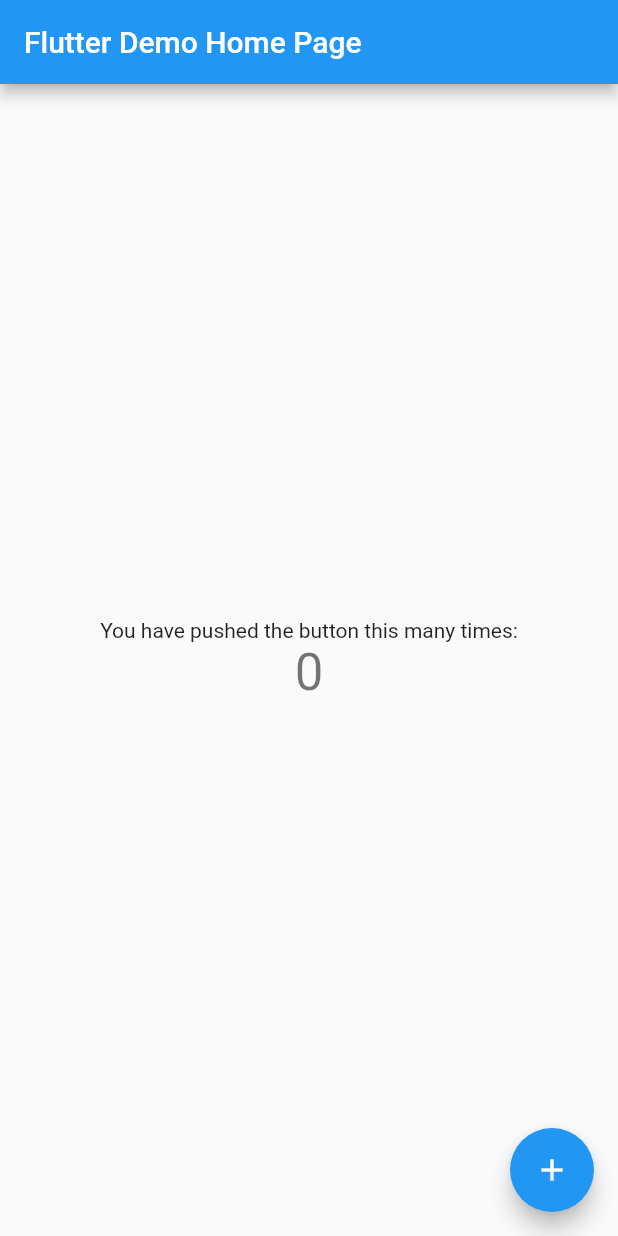
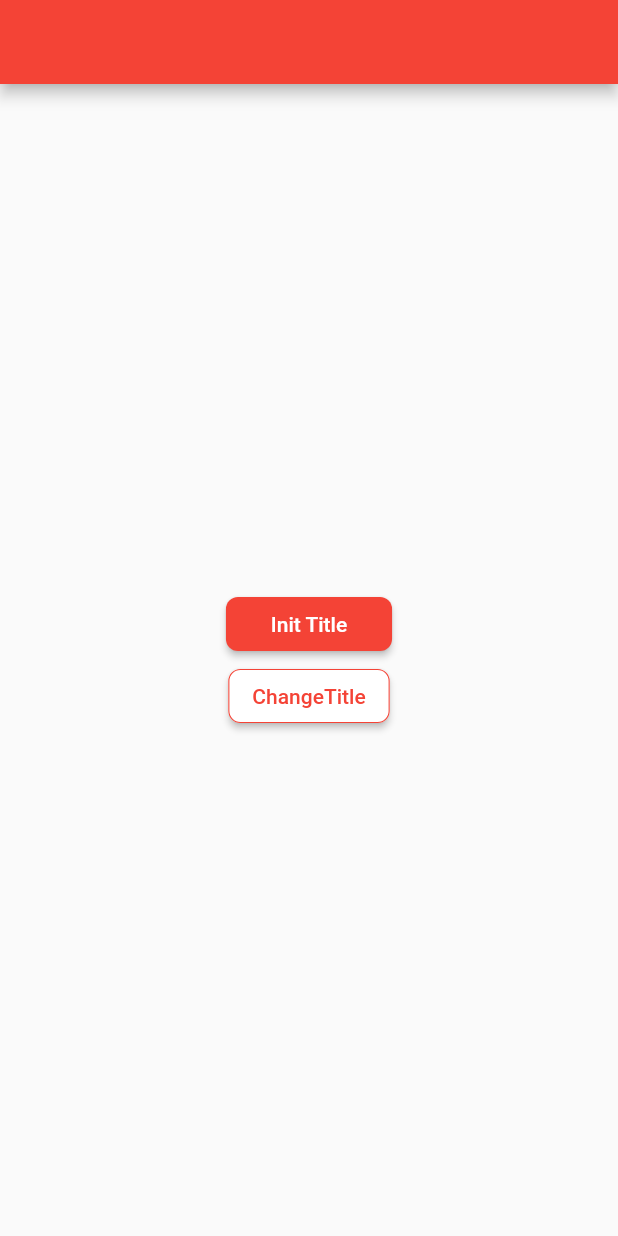
Before and after one commit to MinhQuang1711/singleton, a Flutter app: the screen it shows after launch, on a phone screen of 412 x 824 dp. Run offline on Flutter 3.47's test engine with Material 2 defaults, Android fonts, the phone set to English and light mode, and no system bars.

Commit message:
singleton

```diff
--- a/singleton/lib/main.dart
+++ b/singleton/lib/main.dart
@@ -1,4 +1,5 @@
 import 'package:flutter/material.dart';
+import 'package:singleton/ui/main_page.dart';
 
 void main() {
   runApp(const MyApp());
@@ -7,109 +8,11 @@ void main() {
 class MyApp extends StatelessWidget {
   const MyApp({super.key});
 
-  // This widget is the root of your application.
   @override
   Widget build(BuildContext context) {
-    return MaterialApp(
-      title: 'Flutter Demo',
-      theme: ThemeData(
-        // This is the theme of your application.
-        //
-        // Try running your application with "flutter run". You'll see the
-        // application has a blue toolbar. Then, without quitting the app, try
-        // changing the primarySwatch below to Colors.green and then invoke
-        // "hot reload" (press "r" in the console where you ran "flutter run",
-        // or simply save your changes to "hot reload" in a Flutter IDE).
-        // Notice that the counter didn't reset back to zero; the application
-        // is not restarted.
-        primarySwatch: Colors.blue,
-      ),
-      home: const MyHomePage(title: 'Flutter Demo Home Page'),
+    return const MaterialApp(
+      debugShowCheckedModeBanner: false,
+      home: MainPage(),
     );
   }
 }
-
-class MyHomePage extends StatefulWidget {
-  const MyHomePage({super.key, required this.title});
-
-  // This widget is the home page of your application. It is stateful, meaning
-  // that it has a State object (defined below) that contains fields that affect
-  // how it looks.
-
-  // This class is the configuration for the state. It holds the values (in this
-  // case the title) provided by the parent (in this case the App widget) and
-  // used by the build method of the State. Fields in a Widget subclass are
-  // always marked "final".
-
-  final String title;
-
-  @override
-  State<MyHomePage> createState() => _MyHomePageState();
-}
-
-class _MyHomePageState extends State<MyHomePage> {
-  int _counter = 0;
-
-  void _incrementCounter() {
-    setState(() {
-      // This call to setState tells the Flutter framework that something has
-      // changed in this State, which causes it to rerun the build method below
-      // so that the display can reflect the updated values. If we changed
-      // _counter without calling setState(), then the build method would not be
-      // called again, and so nothing would appear to happen.
-      _counter++;
-    });
-  }
-
-  @override
-  Widget build(BuildContext context) {
-    // This method is rerun every time setState is called, for instance as done
-    // by the _incrementCounter method above.
-    //
-    // The Flutter framework has been optimized to make rerunning build methods
-    // fast, so that you can just rebuild anything that needs updating rather
-    // than having to individually change instances of widgets.
-    return Scaffold(
-      appBar: AppBar(
-        // Here we take the value from the MyHomePage object that was created by
-        // the App.build method, and use it to set our appbar title.
-        title: Text(widget.title),
-      ),
-      body: Center(
-        // Center is a layout widget. It takes a single child and positions it
-        // in the middle of the parent.
-        child: Column(
-          // Column is also a layout widget. It takes a list of children and
-          // arranges them vertically. By default, it sizes itself to fit its
-          // children horizontally, and tries to be as tall as its parent.
-          //
-          // Invoke "debug painting" (press "p" in the console, choose the
-          // "Toggle Debug Paint" action from the Flutter Inspector in Android
-          // Studio, or the "Toggle Debug Paint" command in Visual Studio Code)
-          // to see the wireframe for each widget.
-          //
-          // Column has various properties to control how it sizes itself and
-          // how it positions its children. Here we use mainAxisAlignment to
-          // center the children vertically; the main axis here is the vertical
-          // axis because Columns are vertical (the cross axis would be
-          // horizontal).
-          mainAxisAlignment: MainAxisAlignment.center,
-          children: <Widget>[
-            const Text(
-              'You have pushed the button this many times:',
-            ),
-            Text(
-              '$_counter',
-              style: Theme.of(context).textTheme.headlineMedium,
-            ),
-          ],
-        ),
-      ),
-      floatingActionButton: FloatingActionButton(
-        onPressed: _incrementCounter,
-        tooltip: 'Increment',
-        child: const Icon(Icons.add),
-      ), // This trailing comma makes auto-formatting nicer for build methods.
-    );
-  }
-}
--- /dev/null
+++ b/singleton/lib/singleton/singleton.dart
@@ -0,0 +1,19 @@
+class Singleton {
+  // private constructor
+  Singleton._();
+  // instance of Singleton
+  static final instance = Singleton._();
+
+  String? title;
+
+  String? initTitle() {
+    title = 'Init Title';
+    return title;
+  }
+
+  String? getTitle() => title;
+
+  void changeTitle(String? newTitle) {
+    title = newTitle;
+  }
+}
--- /dev/null
+++ b/singleton/lib/ui/main_page.dart
@@ -0,0 +1,75 @@
+import 'package:flutter/material.dart';
+import 'package:singleton/singleton/singleton.dart';
+
+class MainPage extends StatefulWidget {
+  const MainPage({super.key});
+
+  @override
+  State<MainPage> createState() => _MainPageState();
+}
+
+class _MainPageState extends State<MainPage> {
+  void onChangeTitle() {
+    setState(() {
+      Singleton.instance.changeTitle('New Title');
+    });
+  }
+
+  void onResetTitle() {
+    setState(() {
+      Singleton.instance.initTitle();
+    });
+  }
+
+  @override
+  Widget build(BuildContext context) {
+    return Scaffold(
+      appBar: AppBar(
+        centerTitle: true,
+        title: Text(
+          Singleton.instance.getTitle() ?? '',
+          style: const TextStyle(color: Colors.white),
+        ),
+        backgroundColor: Colors.red,
+      ),
+      body: Center(
+        child: Column(
+          mainAxisAlignment: MainAxisAlignment.center,
+          children: [
+            ElevatedButton(
+              onPressed: onResetTitle,
+              style: ButtonStyle(
+                shape: MaterialStateProperty.all<RoundedRectangleBorder>(
+                  RoundedRectangleBorder(
+                    borderRadius: BorderRadius.circular(8),
+                  ),
+                ),
+                backgroundColor: MaterialStateProperty.all(Colors.red),
+              ),
+              child: const Text(
+                '    Init Title    ',
+                style: TextStyle(color: Colors.white),
+              ),
+            ),
+            ElevatedButton(
+              onPressed: onChangeTitle,
+              style: ButtonStyle(
+                shape: MaterialStateProperty.all<RoundedRectangleBorder>(
+                  RoundedRectangleBorder(
+                    borderRadius: BorderRadius.circular(8),
+                    side: const BorderSide(color: Colors.red, width: 0.7),
+                  ),
+                ),
+                backgroundColor: MaterialStateProperty.all(Colors.white),
+              ),
+              child: const Text(
+                'ChangeTitle',
+                style: TextStyle(color: Colors.red),
+              ),
+            ),
+          ],
+        ),
+      ),
+    );
+  }
+}
```
